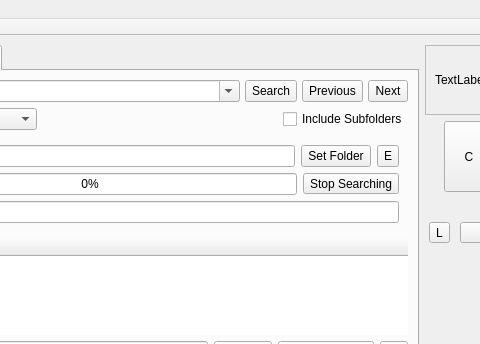
Old version of the form mainwindow.ui in the repository ic005k/Xiasl; both pictures show x 179 to 659 and y 0 to 344 of the 913 by 638 pixel window.
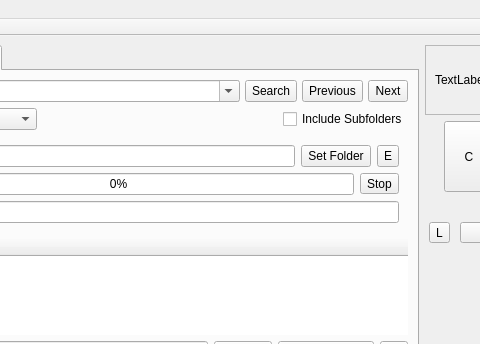
New version of the form. Icons and pictures are not drawn. Custom widgets are drawn as their Qt base class.

```diff
--- a/mainwindow.ui
+++ b/mainwindow.ui
@@ -394,7 +394,7 @@
              <item>
               <widget class="QToolButton" name="btnStopFind">
                <property name="text">
-                <string>Stop Searching</string>
+                <string>Stop</string>
                </property>
               </widget>
              </item>
```
Left out of the diff: 3 changed lines with no effect on the pictures.
